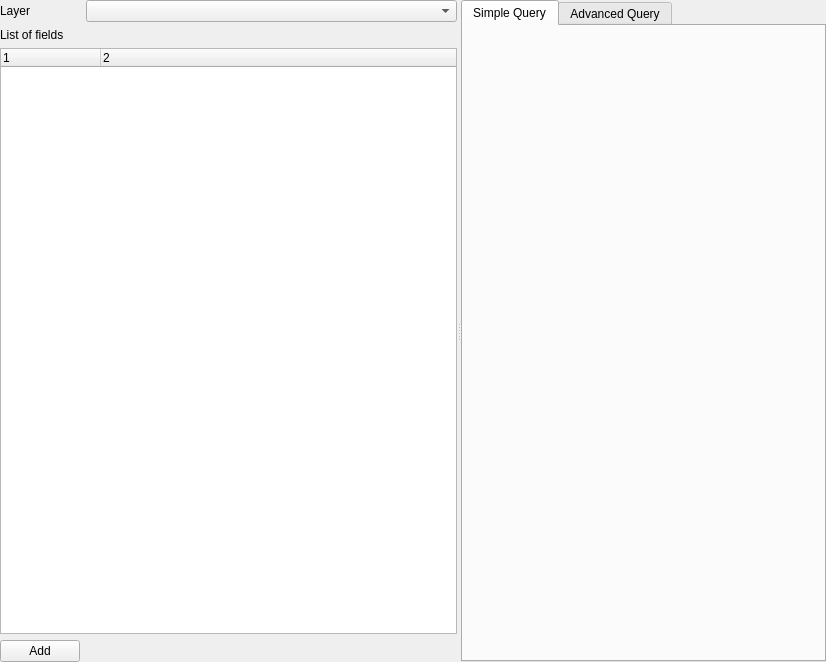
Before: the Qt Designer form qquake/ui/cql_filter_builder.ui in INGV/qquake, drawn with Qt 5.
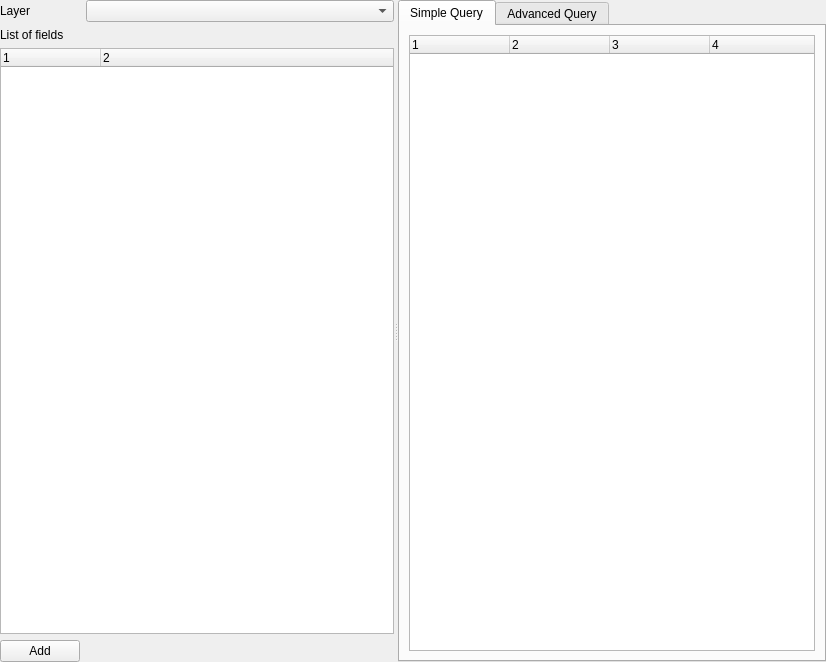
After: the same form once the commit is applied. The open tabs and pages were chosen to show the change. Custom widgets are drawn as their Qt base class.

Commit message: Working simple query builder

```diff
--- a/qquake/ui/cql_filter_builder.ui
+++ b/qquake/ui/cql_filter_builder.ui
@@ -87,6 +87,38 @@
        <attribute name="title">
         <string>Simple Query</string>
        </attribute>
+       <layout class="QVBoxLayout" name="verticalLayout">
+        <item>
+         <widget class="QTreeWidget" name="simple_query_list">
+          <property name="columnCount">
+           <number>4</number>
+          </property>
+          <attribute name="headerStretchLastSection">
+           <bool>true</bool>
+          </attribute>
+          <column>
+           <property name="text">
+            <string notr="true">1</string>
+           </property>
+          </column>
+          <column>
+           <property name="text">
+            <string notr="true">2</string>
+           </property>
+          </column>
+          <column>
+           <property name="text">
+            <string notr="true">3</string>
+           </property>
+          </column>
+          <column>
+           <property name="text">
+            <string notr="true">4</string>
+           </property>
+          </column>
+         </widget>
+        </item>
+       </layout>
       </widget>
       <widget class="QWidget" name="tab_2">
        <attribute name="title">
```
Left out of the diff: 2 changed lines with no effect on the pictures. The commit also changes 2 other files.
